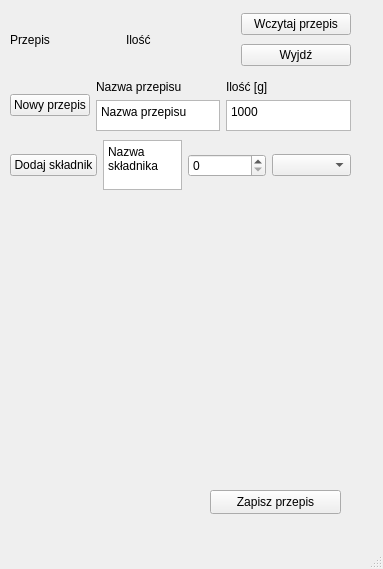
Before: the Qt Designer form mainwindow.ui in J-Gnacy/CBookPC, drawn with Qt 5.
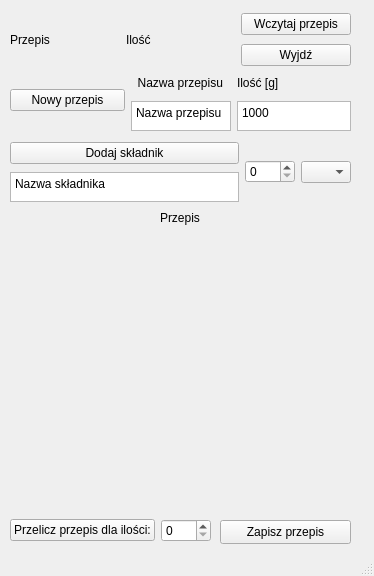
After: the same form once the commit is applied.

Commit message: Fixing UI design and adding "addIngredientButton" response for a click

Diff of the .ui file:
```diff
--- a/mainwindow.ui
+++ b/mainwindow.ui
@@ -6,8 +6,8 @@
    <rect>
     <x>0</x>
     <y>0</y>
-    <width>383</width>
-    <height>569</height>
+    <width>374</width>
+    <height>576</height>
    </rect>
   </property>
   <property name="windowTitle">
@@ -61,8 +61,8 @@
    <widget class="QPushButton" name="pushButton_4">
     <property name="geometry">
      <rect>
-      <x>210</x>
-      <y>490</y>
+      <x>220</x>
+      <y>520</y>
       <width>131</width>
       <height>24</height>
      </rect>
@@ -75,9 +75,9 @@
     <property name="geometry">
      <rect>
       <x>10</x>
-      <y>80</y>
+      <y>70</y>
       <width>341</width>
-      <height>51</height>
+      <height>61</height>
      </rect>
     </property>
     <layout class="QHBoxLayout" name="horizontalLayout">
@@ -93,12 +93,24 @@
        <item>
         <widget class="QLabel" name="label_3">
          <property name="text">
-          <string>Nazwa przepisu</string>
+          <string>  Nazwa przepisu</string>
          </property>
         </widget>
        </item>
        <item>
         <widget class="QTextEdit" name="recipeNameText">
+         <property name="sizePolicy">
+          <sizepolicy hsizetype="Ignored" vsizetype="Fixed">
+           <horstretch>0</horstretch>
+           <verstretch>100</verstretch>
+          </sizepolicy>
+         </property>
+         <property name="maximumSize">
+          <size>
+           <width>100</width>
+           <height>30</height>
+          </size>
+         </property>
          <property name="html">
           <string>&lt;!DOCTYPE HTML PUBLIC &quot;-//W3C//DTD HTML 4.0//EN&quot; &quot;http://www.w3.org/TR/REC-html40/strict.dtd&quot;&gt;
 &lt;html&gt;&lt;head&gt;&lt;meta name=&quot;qrichtext&quot; content=&quot;1&quot; /&gt;&lt;meta charset=&quot;utf-8&quot; /&gt;&lt;style type=&quot;text/css&quot;&gt;
@@ -121,6 +133,18 @@
        </item>
        <item>
         <widget class="QTextEdit" name="amountText">
+         <property name="sizePolicy">
+          <sizepolicy hsizetype="Ignored" vsizetype="Expanding">
+           <horstretch>0</horstretch>
+           <verstretch>100</verstretch>
+          </sizepolicy>
+         </property>
+         <property name="maximumSize">
+          <size>
+           <width>16777215</width>
+           <height>30</height>
+          </size>
+         </property>
          <property name="html">
           <string>&lt;!DOCTYPE HTML PUBLIC &quot;-//W3C//DTD HTML 4.0//EN&quot; &quot;http://www.w3.org/TR/REC-html40/strict.dtd&quot;&gt;
 &lt;html&gt;&lt;head&gt;&lt;meta name=&quot;qrichtext&quot; content=&quot;1&quot; /&gt;&lt;meta charset=&quot;utf-8&quot; /&gt;&lt;style type=&quot;text/css&quot;&gt;
@@ -138,7 +162,7 @@
     <property name="geometry">
      <rect>
       <x>10</x>
-      <y>200</y>
+      <y>230</y>
       <width>341</width>
       <height>281</height>
      </rect>
@@ -149,13 +173,15 @@
     <property name="geometry">
      <rect>
       <x>10</x>
-      <y>130</y>
+      <y>140</y>
       <width>341</width>
-      <height>71</height>
+      <height>64</height>
      </rect>
     </property>
     <layout class="QHBoxLayout" name="horizontalLayout_3">
      <item>
+      <layout class="QVBoxLayout" name="verticalLayout_4">
+       <item>
       <widget class="QPushButton" name="addIngredient">
        <property name="text">
         <string>Dodaj składnik</string>
@@ -173,7 +199,7 @@
        <property name="maximumSize">
         <size>
          <width>16777215</width>
-         <height>50</height>
+           <height>30</height>
         </size>
        </property>
        <property name="html">
@@ -185,11 +211,69 @@
        </property>
       </widget>
      </item>
+      </layout>
+     </item>
      <item>
-      <widget class="QSpinBox" name="ingredientAmountSpinBox"/>
+      <widget class="QSpinBox" name="ingredientAmountSpinBox">
+       <property name="maximumSize">
+        <size>
+         <width>50</width>
+         <height>16777215</height>
+        </size>
+       </property>
+      </widget>
      </item>
      <item>
-      <widget class="QComboBox" name="ingredientUnitComboBox"/>
+      <widget class="QComboBox" name="ingredientUnitComboBox">
+       <property name="maximumSize">
+        <size>
+         <width>50</width>
+         <height>16777215</height>
+        </size>
+       </property>
+      </widget>
+     </item>
+    </layout>
+   </widget>
+   <widget class="QLabel" name="label_4">
+    <property name="geometry">
+     <rect>
+      <x>160</x>
+      <y>210</y>
+      <width>49</width>
+      <height>16</height>
+     </rect>
+    </property>
+    <property name="text">
+     <string>Przepis</string>
+    </property>
+   </widget>
+   <widget class="QWidget" name="horizontalLayoutWidget_4">
+    <property name="geometry">
+     <rect>
+      <x>10</x>
+      <y>510</y>
+      <width>201</width>
+      <height>41</height>
+     </rect>
+    </property>
+    <layout class="QHBoxLayout" name="horizontalLayout_4">
+     <item>
+      <widget class="QPushButton" name="pushButton">
+       <property name="text">
+        <string>Przelicz przepis dla ilości:</string>
+       </property>
+      </widget>
+     </item>
+     <item>
+      <widget class="QSpinBox" name="spinBox">
+       <property name="maximumSize">
+        <size>
+         <width>50</width>
+         <height>16777215</height>
+        </size>
+       </property>
+      </widget>
      </item>
     </layout>
    </widget>
```
Left out of the diff: 2 changed lines with no effect on the pictures. Lines whose indentation alone changed are shown as unchanged. The commit also changes 3 other files.
